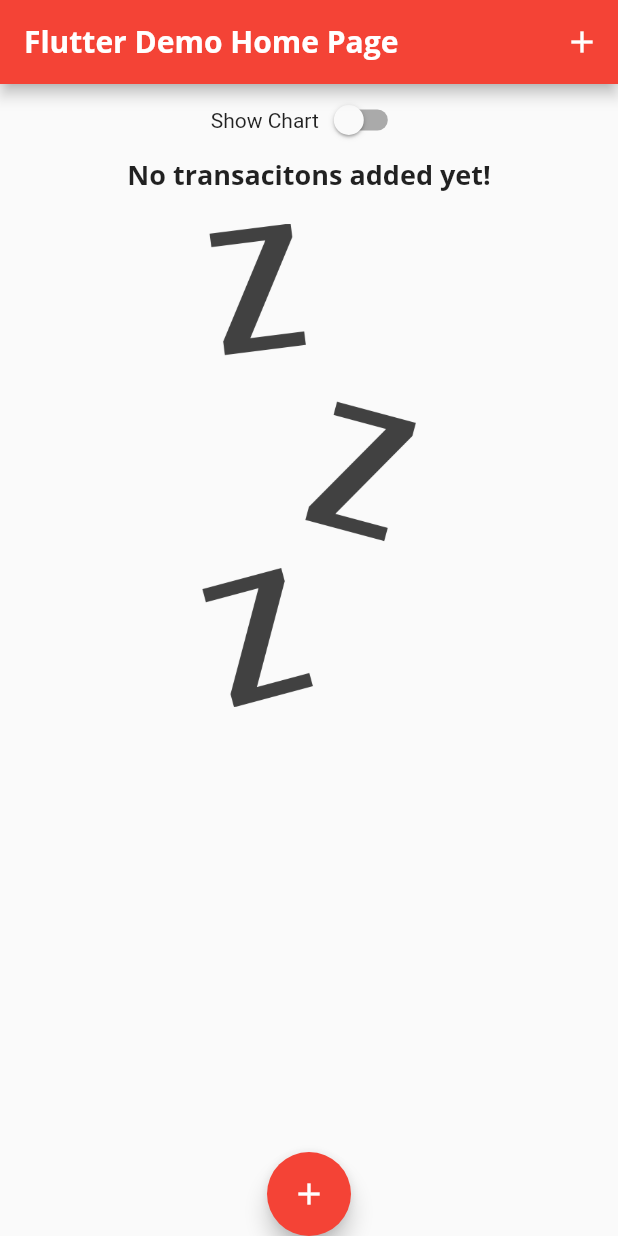
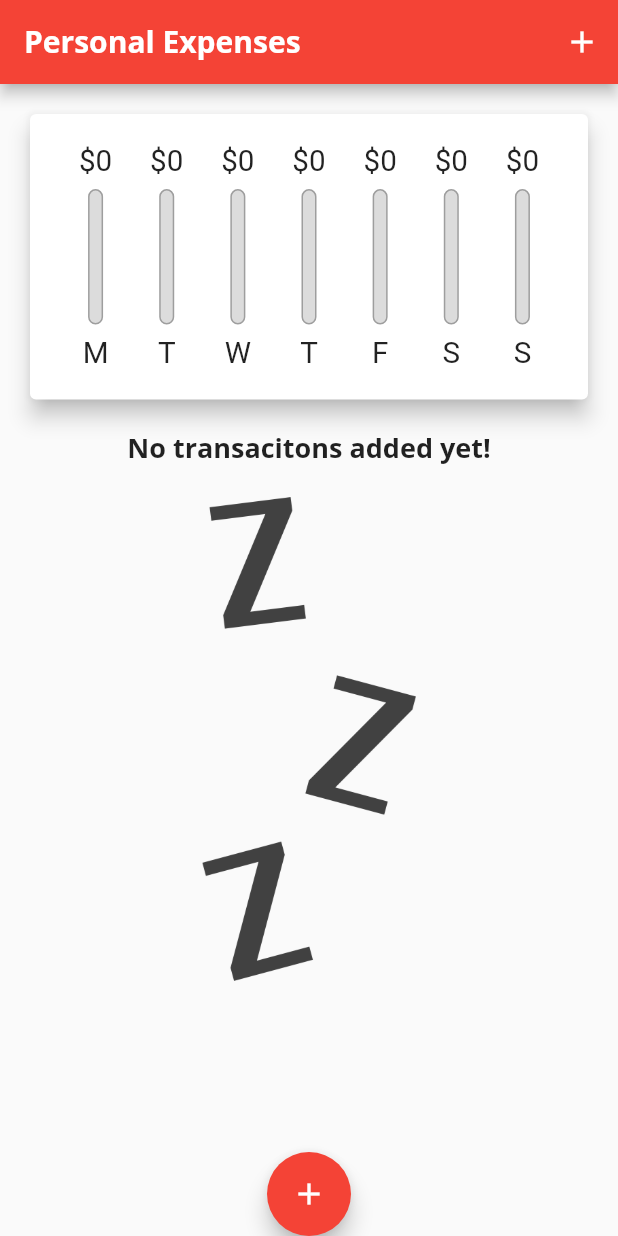
Before and after one commit to sinjikoro/personal_expenses, a Flutter app: the screen it shows after launch, on a phone screen of 412 x 824 dp. Run offline on Flutter 3.47's test engine with Material 2 defaults, Android fonts, the phone set to English and light mode, and no system bars.

```diff
--- a/lib/main.dart
+++ b/lib/main.dart
@@ -40,7 +40,7 @@ class MyApp extends StatelessWidget {
           ),
         ),
       ),
-      home: MyHomePage(title: 'Flutter Demo Home Page'),
+      home: MyHomePage(title: 'Personal Expenses'),
     );
   }
 }
@@ -96,6 +96,8 @@ class _MyHomePageState extends State<MyHomePage> {
 
   @override
   Widget build(BuildContext context) {
+    final isLandScape =
+        MediaQuery.of(context).orientation == Orientation.landscape;
     final appBar = AppBar(
       title: Text(
         widget.title,
@@ -109,12 +111,24 @@ class _MyHomePageState extends State<MyHomePage> {
       ],
     );
 
+    final txListWidget = SizedBox(
+      height: (MediaQuery.of(context).size.height -
+              appBar.preferredSize.height -
+              MediaQuery.of(context).padding.top) *
+          0.7,
+      child: TransactionList(
+        transactions: _userTransactions,
+        deleteTx: _deleteTransaction,
+      ),
+    );
+
     return Scaffold(
       appBar: appBar,
       body: SingleChildScrollView(
         child: Column(
           crossAxisAlignment: CrossAxisAlignment.stretch,
           children: <Widget>[
+            if (isLandScape)
               Row(
                 mainAxisAlignment: MainAxisAlignment.center,
                 children: <Widget>[
@@ -128,6 +142,15 @@ class _MyHomePageState extends State<MyHomePage> {
                       })
                 ],
               ),
+            if (!isLandScape)
+              SizedBox(
+                  height: (MediaQuery.of(context).size.height -
+                          appBar.preferredSize.height -
+                          MediaQuery.of(context).padding.top) *
+                      0.3,
+                  child: Chart(_recentTransactions)),
+            if (!isLandScape) txListWidget,
+            if (isLandScape)
               _showChart
                   ? SizedBox(
                       height: (MediaQuery.of(context).size.height -
@@ -135,16 +158,7 @@ class _MyHomePageState extends State<MyHomePage> {
                               MediaQuery.of(context).padding.top) *
                           0.7,
                       child: Chart(_recentTransactions))
-                : SizedBox(
-                    height: (MediaQuery.of(context).size.height -
-                            appBar.preferredSize.height -
-                            MediaQuery.of(context).padding.top) *
-                        0.7,
-                    child: TransactionList(
-                      transactions: _userTransactions,
-                      deleteTx: _deleteTransaction,
-                    ),
-                  ),
+                  : txListWidget
           ],
         ),
       ),
```
Lines whose indentation alone changed are shown as unchanged.
